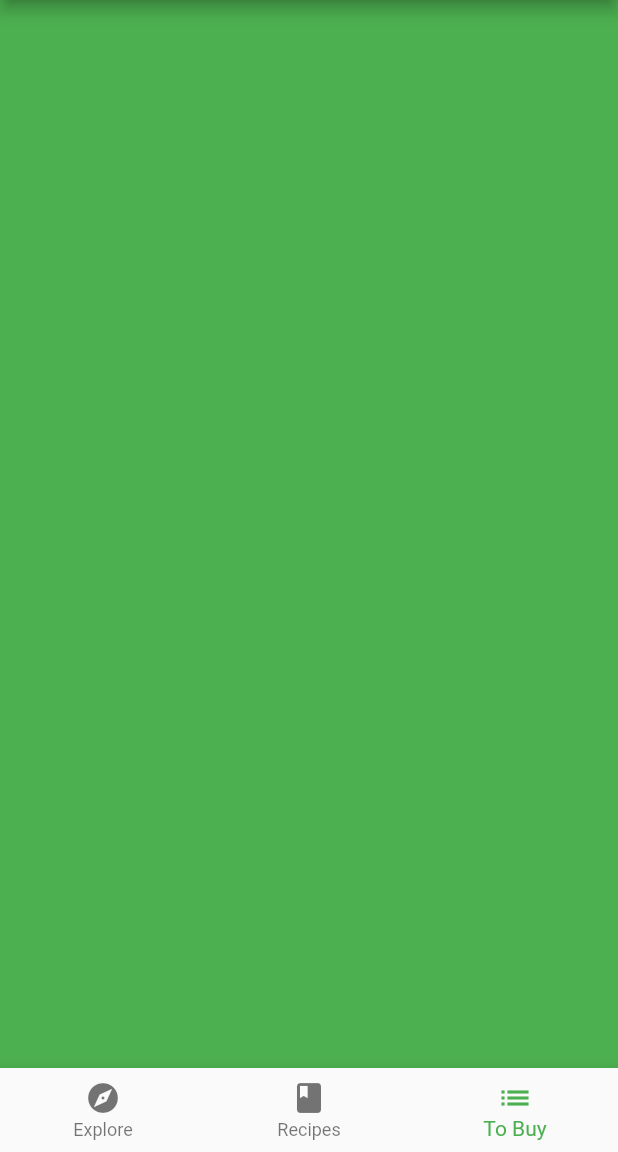
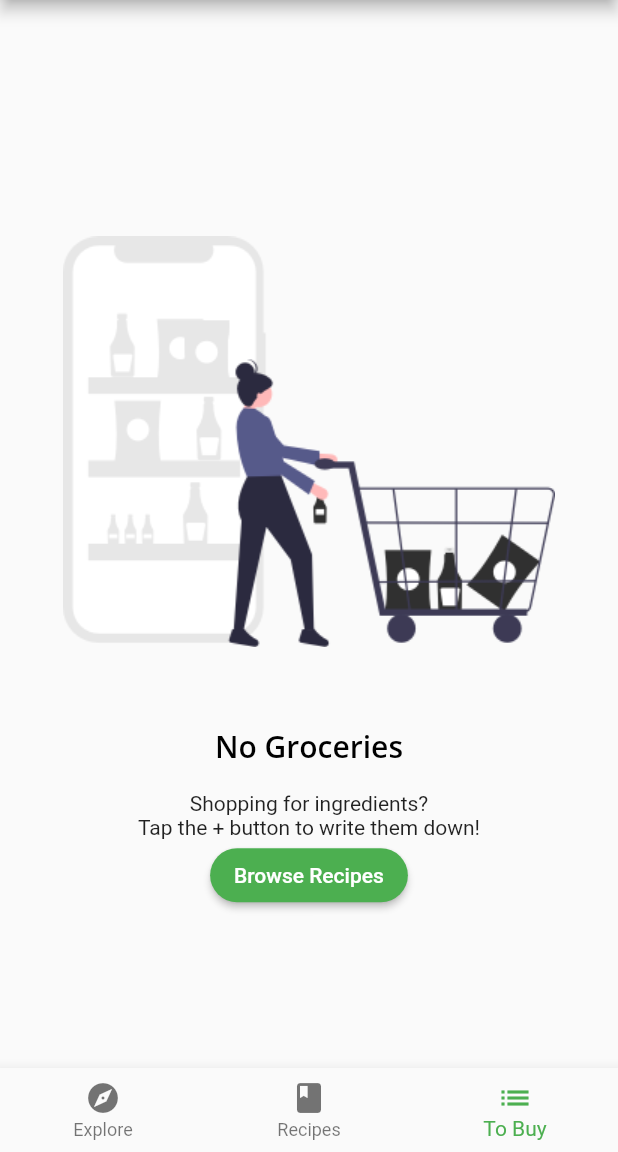
Before and after one commit to NdegwaJulius/Foodlin, a Flutter app: the screen it shows after launch, item 3 of the bottom bar chosen, on a phone screen of 412 x 824 dp, the part 84-1236 px from its top. Run offline on Flutter 3.47's test engine with Material 2 defaults, Android fonts, the phone set to English and light mode, and no system bars; our stand-ins replace google_fonts.

Commit message:
Designed Empty Groceries Screen

```diff
--- a/lib/components/components.dart
+++ b/lib/components/components.dart
@@ -1,4 +1,5 @@
 export 'package:foodlin/models/grocery_item.dart';
+export 'package:foodlin/screens/empty_grocery_screen.dart';
 
 export 'author_card.dart';
 export 'card1.dart';
--- /dev/null
+++ b/lib/screens/empty_grocery_screen.dart
@@ -0,0 +1,58 @@
+import 'package:flutter/material.dart';
+
+class EmptyGroceryScreen extends StatelessWidget {
+  const EmptyGroceryScreen({super.key});
+  @override
+  Widget build(BuildContext context) {
+    // TODO: Replace and add layout widgets
+    return Padding(
+      padding: EdgeInsets.all(16.0),
+      child: Center(
+        child: Column(
+          mainAxisAlignment: MainAxisAlignment.center,
+          children: [
+            // TODO: Add empty image
+            Flexible(
+              child: AspectRatio(
+                aspectRatio: 1 / 1,
+                child: Image.asset('assets/fooderlich_assets/empty_list.png'),
+              ),
+            ),
+            // TODO: Add empty screen title
+            Text(
+              'No Groceries',
+              style: Theme.of(context).textTheme.headline6,
+            ),
+            // TODO: Add empty screen subtitle
+            const SizedBox(height: 16.0),
+            const Text(
+              'Shopping for ingredients?\n'
+              'Tap the + button to write them down!',
+              textAlign: TextAlign.center,
+            ),
+            // TODO: Add browse recipes button
+            MaterialButton(
+              textColor: Colors.white,
+              shape: RoundedRectangleBorder(
+                borderRadius: BorderRadius.circular(30.0),
+              ),
+              color: Colors.green,
+              onPressed: () {
+                // TODO: Go to Recipes Tab
+              },
+              child: const Text('Browse Recipes'),
+            ),
+          ],
+        ),
+      ),
+    );
+  }
+}
+
+/*
+1. Flexible gives a child the ability to fill the available space in the main axis.
+2. AspectRatio sizes its child to the specified aspectRatio. Although aspectRatio
+is a double, the Flutter documentation recommends writing it as width /
+height instead of the calculated result. In this case, you want a square aspect
+ratio of 1 / 1 and not 1.0
+*/
--- a/lib/screens/grocery_screen.dart
+++ b/lib/screens/grocery_screen.dart
@@ -1,10 +1,12 @@
 import 'package:flutter/material.dart';
+import 'package:foodlin/components/components.dart';
 
 class GroceryScreen extends StatelessWidget {
   const GroceryScreen({super.key});
   @override
   Widget build(BuildContext context) {
     // TODO: Replace with EmptyGroceryScreen
+    return const EmptyGroceryScreen();
     return Container(color: Colors.green);
   }
 // TODO: Add buildGroceryScreen
--- a/pubspec.yaml
+++ b/pubspec.yaml
@@ -26,3 +26,4 @@ flutter:
     - assets/magazine_pics/
     - assets/sample_data/
     - assets/profile_pics/
+    - assets/fooderlich_assets/
```
